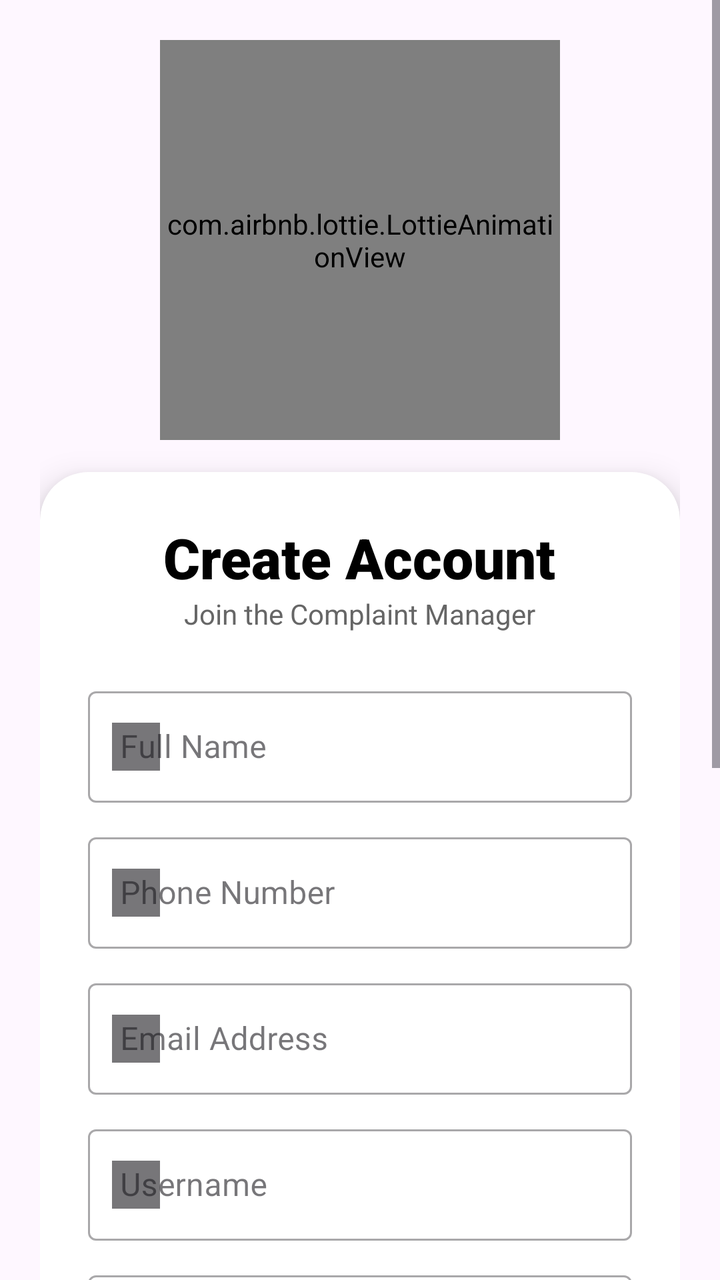
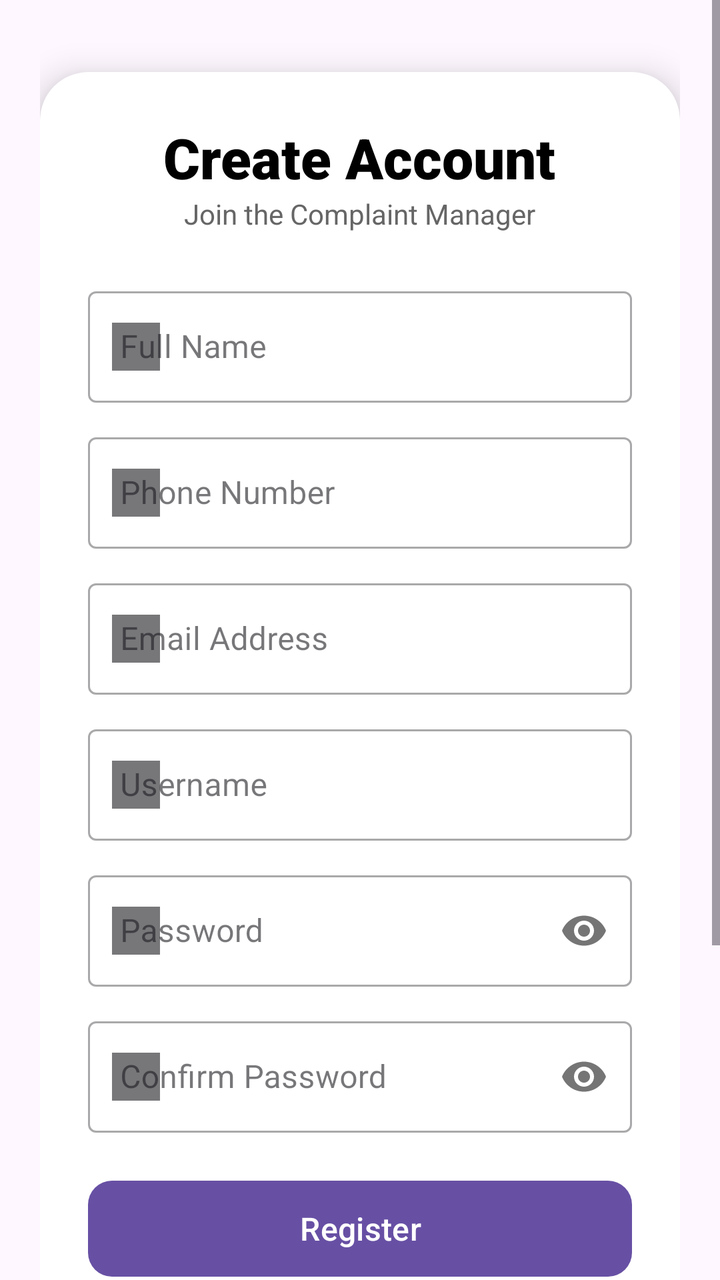

An Android layout rendered at two revisions. The XML below is the earlier revision; the diff shows what the commit changed to produce the second picture.
<!-- AndroidManifest.xml: application theme Theme.Vision -->
<!-- res/layout/activity_registration.xml -->
<?xml version="1.0" encoding="utf-8"?>
<ScrollView xmlns:android="http://schemas.android.com/apk/res/android"
    xmlns:app="http://schemas.android.com/apk/res-auto"
    xmlns:tools="http://schemas.android.com/tools"
    android:id="@+id/main"
    android:layout_width="match_parent"
    android:layout_height="match_parent"

    android:fillViewport="true"
    tools:context=".RegistrationActivity">

    <LinearLayout
        android:layout_width="match_parent"
        android:layout_height="wrap_content"
        android:gravity="center"
        android:orientation="vertical"
        android:paddingLeft="20dp"
        android:paddingTop="20dp"
        android:paddingRight="20dp"
        android:paddingBottom="200dp">

        <com.airbnb.lottie.LottieAnimationView
            android:id="@+id/lottieAnimationView"
            android:layout_width="200dp"
            android:layout_height="200dp"
            app:lottie_autoPlay="true"
            app:lottie_fileName="Registration_animation.json"
            app:lottie_loop="true" />

        <androidx.cardview.widget.CardView
            android:layout_width="match_parent"
            android:layout_height="wrap_content"
            android:layout_marginTop="16dp"
            app:cardCornerRadius="24dp"
            app:cardElevation="10dp">

            <LinearLayout
                android:layout_width="match_parent"
                android:layout_height="wrap_content"
                android:orientation="vertical"
                android:padding="24dp">

                <TextView
                    android:layout_width="wrap_content"
                    android:layout_height="wrap_content"
                    android:layout_gravity="center"
                    android:fontFamily="sans-serif-black"
                    android:text="Create Account"
                    android:textColor="@color/black"
                    android:textSize="28sp" />

                <TextView
                    android:layout_width="wrap_content"
                    android:layout_height="wrap_content"
                    android:layout_gravity="center"
                    android:layout_marginBottom="24dp"
                    android:text="Join the Complaint Manager"
                    android:textColor="#666666"
                    android:textSize="14sp" />

                
                <com.google.android.material.textfield.TextInputLayout
                    style="@style/Widget.MaterialComponents.TextInputLayout.OutlinedBox"
                    android:layout_width="match_parent"
                    android:layout_height="wrap_content"
                    android:layout_marginBottom="12dp"
                    android:hint="Full Name"
                    app:startIconDrawable="@drawable/username_icon">

                    <com.google.android.material.textfield.TextInputEditText
                        android:id="@+id/etRegistor_Name"
                        android:layout_width="match_parent"
                        android:layout_height="wrap_content"
                        android:inputType="textPersonName" />
                </com.google.android.material.textfield.TextInputLayout>

                
                <com.google.android.material.textfield.TextInputLayout
                    style="@style/Widget.MaterialComponents.TextInputLayout.OutlinedBox"
                    android:layout_width="match_parent"
                    android:layout_height="wrap_content"
                    android:layout_marginBottom="12dp"
                    android:hint="Phone Number"
                    app:startIconDrawable="@drawable/outline_contact_phone_24">

                    <com.google.android.material.textfield.TextInputEditText
                        android:id="@+id/etRegistor_Phone"
                        android:layout_width="match_parent"
                        android:layout_height="wrap_content"
                        android:inputType="phone" />
                </com.google.android.material.textfield.TextInputLayout>

                
                <com.google.android.material.textfield.TextInputLayout
                    style="@style/Widget.MaterialComponents.TextInputLayout.OutlinedBox"
                    android:layout_width="match_parent"
                    android:layout_height="wrap_content"
                    android:layout_marginBottom="12dp"
                    android:hint="Email Address"
                    app:startIconDrawable="@drawable/outline_attach_email_24">

                    <com.google.android.material.textfield.TextInputEditText
                        android:id="@+id/etRegistor_Email"
                        android:layout_width="match_parent"
                        android:layout_height="wrap_content"
                        android:inputType="textEmailAddress" />
                </com.google.android.material.textfield.TextInputLayout>

                
                <com.google.android.material.textfield.TextInputLayout
                    style="@style/Widget.MaterialComponents.TextInputLayout.OutlinedBox"
                    android:layout_width="match_parent"
                    android:layout_height="wrap_content"
                    android:layout_marginBottom="12dp"
                    android:hint="Username"
                    app:startIconDrawable="@drawable/username_icon">

                    <com.google.android.material.textfield.TextInputEditText
                        android:id="@+id/etRegistor_Username"
                        android:layout_width="match_parent"
                        android:layout_height="wrap_content"
                        android:inputType="text" />
                </com.google.android.material.textfield.TextInputLayout>

                
                <com.google.android.material.textfield.TextInputLayout
                    style="@style/Widget.MaterialComponents.TextInputLayout.OutlinedBox"
                    android:layout_width="match_parent"
                    android:layout_height="wrap_content"
                    android:layout_marginBottom="12dp"
                    android:hint="Password"
                    app:passwordToggleEnabled="true"
                    app:startIconDrawable="@drawable/ic_lock">

                    <com.google.android.material.textfield.TextInputEditText
                        android:id="@+id/etRegistor_Password"
                        android:layout_width="match_parent"
                        android:layout_height="wrap_content"
                        android:inputType="textPassword" />
                </com.google.android.material.textfield.TextInputLayout>

                
                <com.google.android.material.textfield.TextInputLayout
                    style="@style/Widget.MaterialComponents.TextInputLayout.OutlinedBox"
                    android:layout_width="match_parent"
                    android:layout_height="wrap_content"
                    android:layout_marginBottom="20dp"
                    android:hint="Confirm Password"
                    app:passwordToggleEnabled="true"
                    app:startIconDrawable="@drawable/ic_lock">

                    <com.google.android.material.textfield.TextInputEditText
                        android:id="@+id/etRegistor_Conform_Password"
                        android:layout_width="match_parent"
                        android:layout_height="wrap_content"
                        android:inputType="textPassword" />
                </com.google.android.material.textfield.TextInputLayout>

                <com.google.android.material.button.MaterialButton
                    android:id="@+id/Registor_Btn"
                    android:layout_width="match_parent"
                    android:layout_height="56dp"
                    android:text="Register"
                    android:textSize="16sp"
                    app:cornerRadius="12dp" />

            </LinearLayout>
        </androidx.cardview.widget.CardView>

    </LinearLayout>
</ScrollView>
<!-- resources referenced by this layout -->
<resources>
  <color name="black">#FF000000</color>
  <!-- drawable ic_lock (drawable) -->
  <shape xmlns:android="http://schemas.android.com/apk/res/android"><size android:width="24dp" android:height="24dp"/><solid android:color="#CCCCCC"/></shape>
  <!-- drawable outline_attach_email_24 (drawable) -->
  <shape xmlns:android="http://schemas.android.com/apk/res/android"><size android:width="24dp" android:height="24dp"/><solid android:color="#CCCCCC"/></shape>
  <!-- drawable outline_contact_phone_24 (drawable) -->
  <shape xmlns:android="http://schemas.android.com/apk/res/android"><size android:width="24dp" android:height="24dp"/><solid android:color="#CCCCCC"/></shape>
  <!-- drawable username_icon (drawable) -->
  <shape xmlns:android="http://schemas.android.com/apk/res/android"><size android:width="24dp" android:height="24dp"/><solid android:color="#CCCCCC"/></shape>
  <style name="Theme.Vision" parent="Base.Theme.Vision" />
  <style name="Base.Theme.Vision" parent="Theme.Material3.DayNight.NoActionBar">
          
          
      </style>
</resources>

<!-- the commit's change to res/layout/activity_registration.xml (unified diff, before → after) -->
@@ -19,13 +19,7 @@
         android:paddingRight="20dp"
         android:paddingBottom="200dp">
 
-        <com.airbnb.lottie.LottieAnimationView
-            android:id="@+id/lottieAnimationView"
-            android:layout_width="200dp"
-            android:layout_height="200dp"
-            app:lottie_autoPlay="true"
-            app:lottie_fileName="Registration_animation.json"
-            app:lottie_loop="true" />
+
 
         <androidx.cardview.widget.CardView
             android:layout_width="match_parent"
